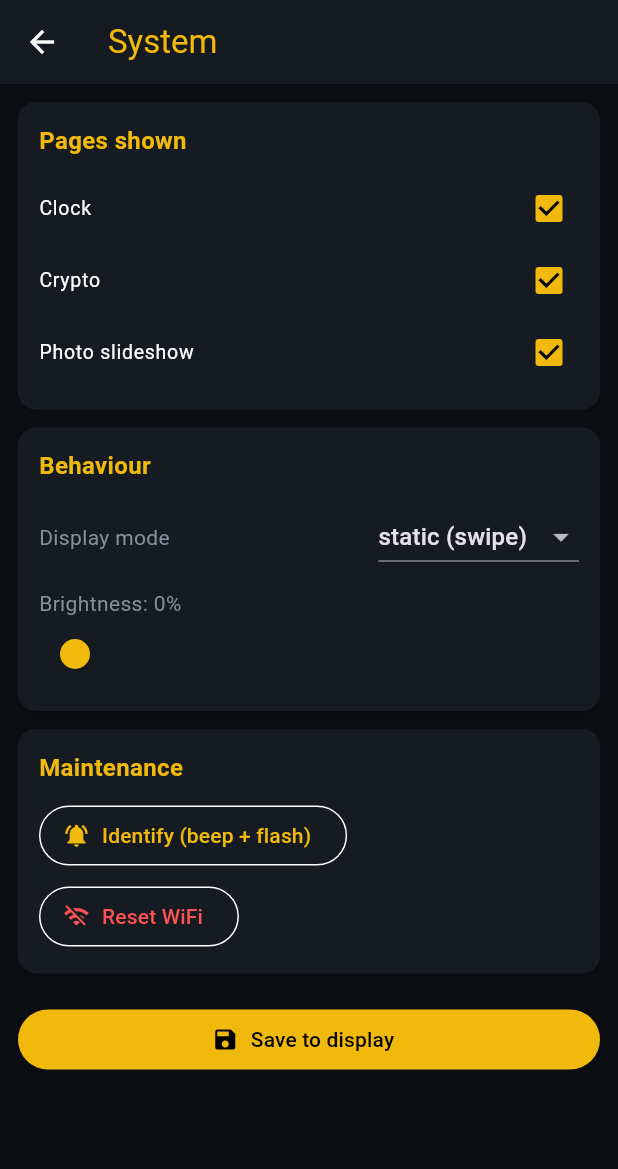
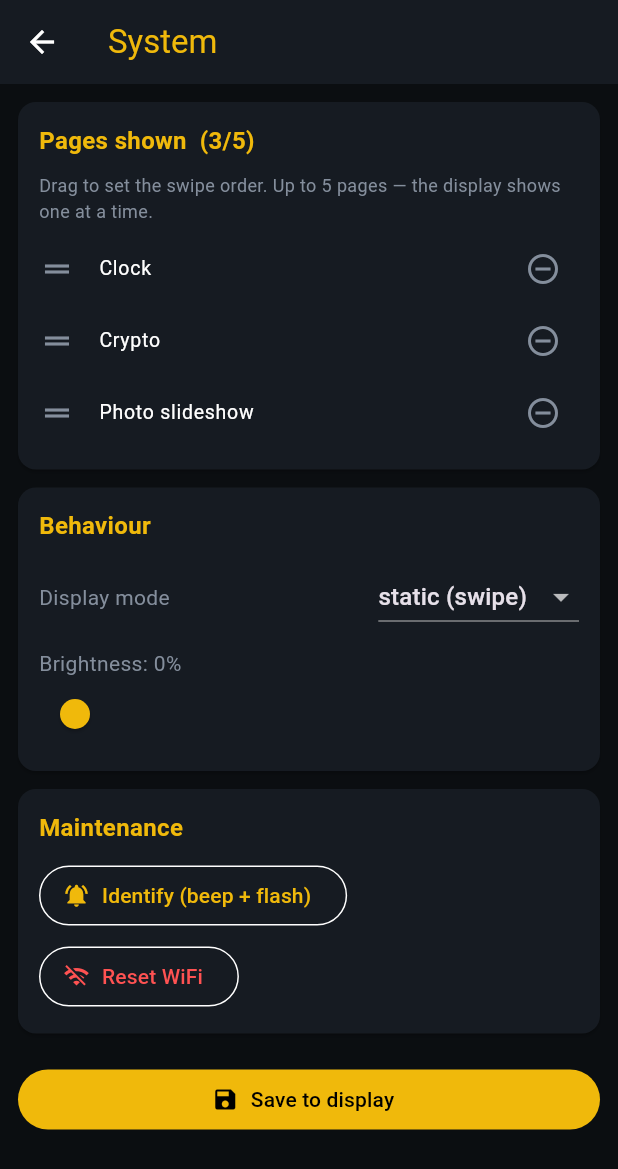
Before and after one commit to cryptoclocks/2026-Pro, a Flutter app: the SystemSettings screen opened directly with empty values, on a phone screen of 412 x 824 dp. Shown: the top 1169 px of the screen. Run offline on Flutter 3.47's test engine with Material 3 defaults, Android fonts, the phone set to English and light mode, and no system bars; our stand-ins replace image_picker, multicast_dns, shared_preferences; accounts and stored records are empty; network calls fail.

Commit message:
app: page curation (≤5 + reorder + entitled pages) and Builder Profile fields
Completes the device-side multi-page work on the user app (report #1 last link
+ #5).

- DeviceController: availablePages (native + PAGE-kind catalog items the device
  is entitled to + already-enabled), maxPages=5 cap in setPageEnabled, and
  reorderPages (list order == on-device swipe order). pageTitle() for labels.
- SystemSettings "Pages shown": lists all entitled pages, ReorderableListView
  for the enabled set (drag = swipe order), tap-to-add the rest, blocked at 5
  with a clear message.
- ProfileSettings: new "Profile page" card edits the Builder Profile fields
  nickname/role/name_color/show -> config.profile.* -> device settings.profile.*
  (previously the app only edited the native profile.name — report #5).

flutter analyze: no errors/warnings (info-level lints only, matching existing
style). Still TODO: a generic SchemaForm mirror for arbitrary Builder pages
(needs a Hub endpoint to fetch each package's settings_schema).

Co-Authored-By: Claude Opus 4.8 <noreply@anthropic.com>

```diff
--- a/mobile/user-app/lib/device_controller.dart
+++ b/mobile/user-app/lib/device_controller.dart
@@ -21,6 +21,15 @@ class DeviceController extends ChangeNotifier {
 
   static const allPages = ['clock', 'crypto', 'slideshow'];
   static const maxAlerts = 8;
+  /// The display shows pages one-at-a-time (lazy-swap on swipe); the rotation is
+  /// capped so a long list can't exhaust the device's page array.
+  static const maxPages = 5;
+
+  static const _nativeTitles = {
+    'clock': 'Clock',
+    'crypto': 'Crypto',
+    'slideshow': 'Photo slideshow',
+  };
 
   String get deviceId => (info['device_id'] as String?) ?? 'device';
 
@@ -52,6 +61,35 @@ class DeviceController extends ChangeNotifier {
   List<String> get enabledPages =>
       ((config['pages'] as List?)?.cast<String>()) ?? List.of(allPages);
 
+  /// Pages the user can put in the rotation: the 3 native pages + any PAGE-kind
+  /// item this device is entitled to (weather, profile, …) + anything already
+  /// enabled. Order: native first, then the rest.
+  List<String> get availablePages {
+    final pages = <String>[...allPages];
+    for (final c in catalog) {
+      final slug = c['slug'] as String?;
+      if (c['kind'] == 'PAGE' && slug != null &&
+          entitlements.contains(slug) && !pages.contains(slug)) {
+        pages.add(slug);
+      }
+    }
+    for (final p in enabledPages) {
+      if (!pages.contains(p)) pages.add(p);
+    }
+    return pages;
+  }
+
+  /// Human label for a page slug (native names, else the catalog title, else
+  /// a capitalised slug).
+  String pageTitle(String slug) {
+    if (_nativeTitles.containsKey(slug)) return _nativeTitles[slug]!;
+    final title = catalogItem(slug)?['title'] as String?;
+    if (title != null && title.isNotEmpty) return title;
+    return slug.isEmpty ? slug : slug[0].toUpperCase() + slug.substring(1);
+  }
+
+  bool get pagesFull => enabledPages.length >= maxPages;
+
   List<String> get symbols =>
       ((section('crypto')['symbols'] as List?)?.cast<String>()) ??
       ['BTCUSDT', 'ETHUSDT', 'BNBUSDT', 'DOGEUSDT'];
@@ -77,11 +115,30 @@ class DeviceController extends ChangeNotifier {
     notifyListeners();
   }
 
-  void setPageEnabled(String page, bool on) {
-    final pages = enabledPages;
-    if (on && !pages.contains(page)) pages.add(page);
-    if (!on && pages.contains(page)) pages.remove(page);
-    if (pages.isEmpty) return; // at least one page must stay
+  /// Enable/disable a page. Returns false (no change) when trying to enable a
+  /// page past the [maxPages] cap, so the UI can explain why.
+  bool setPageEnabled(String page, bool on) {
+    final pages = List<String>.from(enabledPages);
+    if (on) {
+      if (pages.contains(page)) return true;
+      if (pages.length >= maxPages) return false; // rotation full
+      pages.add(page);
+    } else {
+      if (pages.length <= 1) return true; // at least one page must stay
+      pages.remove(page);
+    }
+    config['pages'] = pages;
+    notifyListeners();
+    return true;
+  }
+
+  /// Reorder the enabled pages — the list order is the on-device swipe order.
+  void reorderPages(int oldIndex, int newIndex) {
+    final pages = List<String>.from(enabledPages);
+    if (oldIndex < 0 || oldIndex >= pages.length) return;
+    if (newIndex > oldIndex) newIndex -= 1;
+    newIndex = newIndex.clamp(0, pages.length - 1);
+    pages.insert(newIndex, pages.removeAt(oldIndex));
     config['pages'] = pages;
     notifyListeners();
   }
--- a/mobile/user-app/lib/settings_pages.dart
+++ b/mobile/user-app/lib/settings_pages.dart
@@ -87,23 +87,71 @@ class _SystemSettingsState extends State<SystemSettings> {
         title: 'System',
         onSave: c.save,
         children: [
-          settingCard('Pages shown', [
-            ...DeviceController.allPages.map((p) {
-              final on = c.enabledPages.contains(p);
-              final lastOne = on && c.enabledPages.length == 1;
-              return CheckboxListTile(
+          settingCard(
+              'Pages shown  (${c.enabledPages.length}/${DeviceController.maxPages})', [
+            const Padding(
+              padding: EdgeInsets.only(bottom: 6),
+              child: Text('Drag to set the swipe order. Up to 5 pages — the '
+                  'display shows one at a time.',
+                  style: TextStyle(color: ccpMuted, fontSize: 12)),
+            ),
+            // enabled pages — reorderable; list order == on-device swipe order
+            ReorderableListView(
+              shrinkWrap: true,
+              physics: const NeverScrollableScrollPhysics(),
+              buildDefaultDragHandles: false,
+              onReorder: (o, n) => setState(() => c.reorderPages(o, n)),
+              children: [
+                for (final e in c.enabledPages.asMap().entries)
+                  ListTile(
+                    key: ValueKey('pg_${e.value}'),
+                    dense: true,
+                    contentPadding: EdgeInsets.zero,
+                    leading: ReorderableDragStartListener(
+                      index: e.key,
+                      child: const Icon(Icons.drag_handle, color: ccpMuted),
+                    ),
+                    title: Text(c.pageTitle(e.value)),
+                    trailing: c.enabledPages.length > 1
+                        ? IconButton(
+                            icon: const Icon(Icons.remove_circle_outline,
+                                color: ccpMuted),
+                            onPressed: () =>
+                                setState(() => c.setPageEnabled(e.value, false)),
+                          )
+                        : null,
+                  ),
+              ],
+            ),
+            // entitled pages not yet enabled — tap to add (blocked when full)
+            ...c.availablePages
+                .where((p) => !c.enabledPages.contains(p))
+                .map((p) {
+              final full = c.pagesFull;
+              return ListTile(
                 dense: true,
                 contentPadding: EdgeInsets.zero,
-                title: Text({
-                  'clock': 'Clock',
-                  'crypto': 'Crypto',
-                  'slideshow': 'Photo slideshow'
-                }[p]!),
-                value: on,
-                activeColor: ccpAccent,
-                onChanged: lastOne ? null : (v) => c.setPageEnabled(p, v ?? false),
+                enabled: !full,
+                leading: Icon(Icons.add_circle_outline,
+                    color: full ? ccpMuted.withValues(alpha: 0.4) : ccpAccent),
+                title: Text(c.pageTitle(p),
+                    style: TextStyle(color: full ? ccpMuted : null)),
+                onTap: full
+                    ? null
+                    : () {
+                        if (!c.setPageEnabled(p, true)) {
+                          ScaffoldMessenger.of(context).showSnackBar(const SnackBar(
+                              content: Text('Rotation full (5) — remove a page first')));
+                        }
+                      },
               );
             }),
+            if (c.pagesFull)
+              const Padding(
+                padding: EdgeInsets.only(top: 4),
+                child: Text('Rotation full (5). Remove a page to add another.',
+                    style: TextStyle(color: ccpMuted, fontSize: 11)),
+              ),
           ]),
           settingCard('Behaviour', [
             settingRow<String>('Display mode', dynamicMode ? 'dynamic' : 'static',
@@ -175,8 +223,16 @@ class ProfileSettings extends StatefulWidget {
 }
 
 class _ProfileSettingsState extends State<ProfileSettings> {
-  late final TextEditingController _name = TextEditingController(
-      text: (widget.c.section('profile')['name'] as String?) ?? '');
+  late final _p = widget.c.section('profile');
+  late final TextEditingController _name =
+      TextEditingController(text: (_p['name'] as String?) ?? '');
+  late final TextEditingController _nickname =
+      TextEditingController(text: (_p['nickname'] as String?) ?? '');
+  late final TextEditingController _role =
+      TextEditingController(text: (_p['role'] as String?) ?? '');
+  late final TextEditingController _nameColor =
+      TextEditingController(text: (_p['name_color'] as String?) ?? '#F0B90B');
+  late bool _show = (_p['show'] as bool?) ?? true;
 
   @override
   Widget build(BuildContext context) {
@@ -187,6 +243,12 @@ class _ProfileSettingsState extends State<ProfileSettings> {
         title: 'Profile',
         onSave: () async {
           c.patch('profile', 'name', _name.text.trim());
+          // Builder Profile page (settings.profile.*) — what the on-device
+          // package page binds to (nickname / role / name colour / visibility)
+          c.patch('profile', 'nickname', _nickname.text.trim());
+          c.patch('profile', 'role', _role.text.trim());
+          c.patch('profile', 'name_color', _nameColor.text.trim());
+          c.patch('profile', 'show', _show);
           await c.save();
         },
         children: [
@@ -197,6 +259,37 @@ class _ProfileSettingsState extends State<ProfileSettings> {
                   labelText: 'Profile name (shown on clock)',
                   border: OutlineInputBorder(),
                   isDense: true),
+            ),
+          ]),
+          settingCard('Profile page', [
+            const Text('Shown on the "Don\'t trust, verify" profile page.',
+                style: TextStyle(color: ccpMuted, fontSize: 12)),
+            const SizedBox(height: 8),
+            TextField(
+              controller: _nickname,
+              decoration: const InputDecoration(
+                  labelText: 'Nickname', border: OutlineInputBorder(), isDense: true),
+            ),
+            const SizedBox(height: 8),
+            TextField(
+              controller: _role,
+              decoration: const InputDecoration(
+                  labelText: 'Role / subtitle', border: OutlineInputBorder(), isDense: true),
+            ),
+            const SizedBox(height: 8),
+            TextField(
+              controller: _nameColor,
+              decoration: const InputDecoration(
+                  labelText: 'Name colour (hex, e.g. #F0B90B)',
+                  border: OutlineInputBorder(), isDense: true),
+            ),
+            SwitchListTile(
+              dense: true,
+              contentPadding: EdgeInsets.zero,
+              activeColor: ccpAccent,
+              title: const Text('Show this page'),
+              value: _show,
+              onChanged: (v) => setState(() => _show = v),
             ),
           ]),
           settingCard('Account', [
```
Also changed, not shown: 1 other file.
